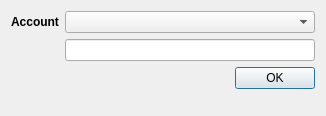
First picture: the form in py/gui/sendjoin_auto.ui, repository mnunberg/yobot, before the edit.
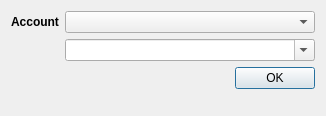
Second picture: the form after the edit.

```diff
--- a/py/gui/sendjoin_auto.ui
+++ b/py/gui/sendjoin_auto.ui
@@ -74,16 +74,6 @@
      </property>
     </widget>
    </item>
-   <item row="1" column="1">
-    <widget class="QLineEdit" name="target">
-     <property name="sizePolicy">
-      <sizepolicy hsizetype="Expanding" vsizetype="Fixed">
-       <horstretch>50</horstretch>
-       <verstretch>0</verstretch>
-      </sizepolicy>
-     </property>
-    </widget>
-   </item>
    <item row="2" column="1">
     <widget class="QDialogButtonBox" name="buttonBox">
      <property name="sizePolicy">
@@ -103,6 +93,13 @@
      </property>
     </widget>
    </item>
+   <item row="1" column="1">
+    <widget class="QComboBox" name="target">
+     <property name="editable">
+      <bool>true</bool>
+     </property>
+    </widget>
+   </item>
   </layout>
  </widget>
  <resources/>
```
